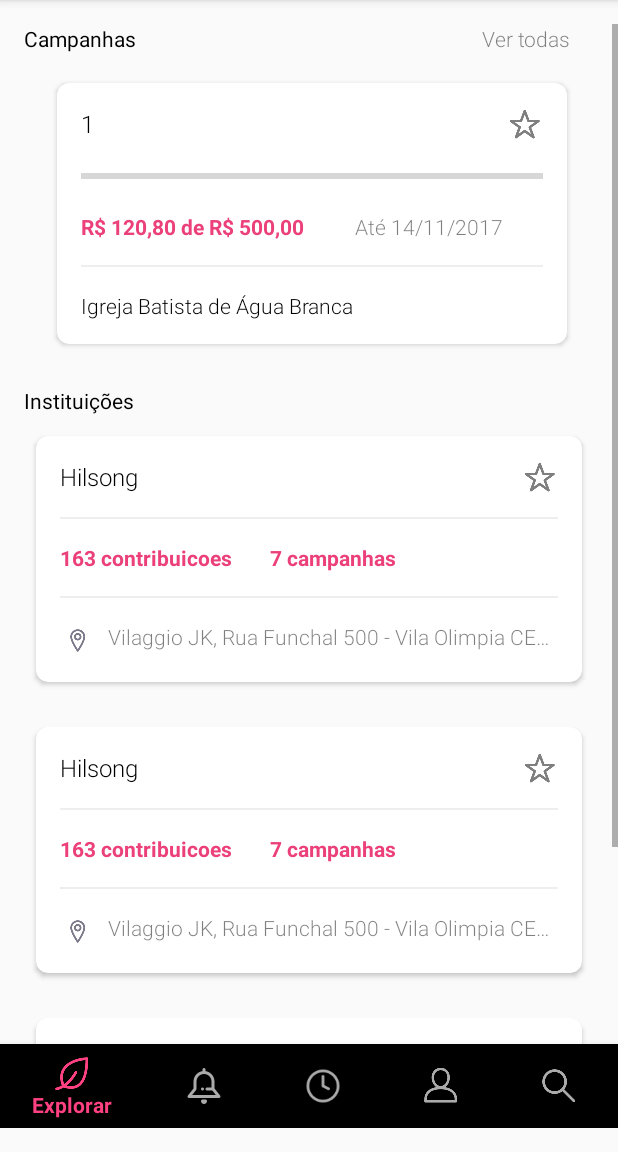
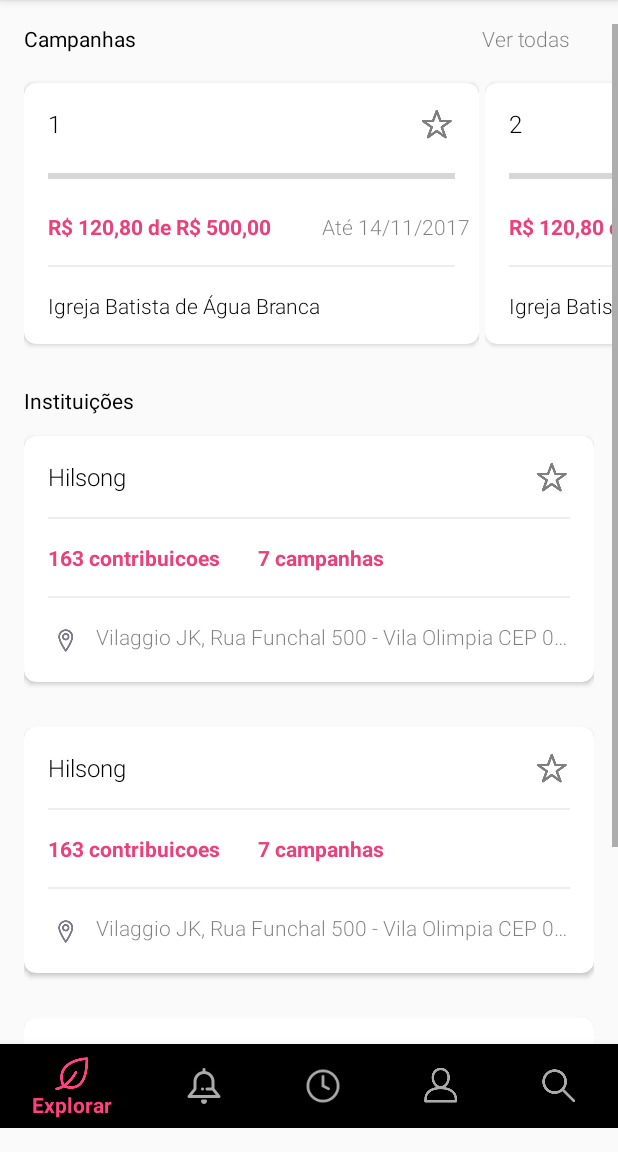
Before and after one commit to lCavazzani/MySeeds, an Android app: the ExplorerFragment screen opened directly, with no data from a screen before it, on a phone screen of 412 x 824 dp, the part 84-1236 px from its top. Run offline under Robolectric (Android 15) with nearby library versions, the phone set to English and light mode, and no system bars.

Commit message:
horizontal scroll layout fix

```diff
--- a/app/src/main/java/megaleios/com/myseeds/Domains/Main/Fragment/ExplorerFragment.java
+++ b/app/src/main/java/megaleios/com/myseeds/Domains/Main/Fragment/ExplorerFragment.java
@@ -66,7 +66,7 @@ public class ExplorerFragment extends Fragment{
 //                startActivity(i);
 //            }
 //        });
-        String json = "{\"value\":[{\"id\": 1},{\"id\": 1}]}";
+        String json = "{\"value\":[{\"id\": 1},{\"id\": 2},{\"id\": 3},{\"id\": 4}]}";
 
         try {
             obj = new JSONObject(json);
--- a/app/src/main/res/layout/card_explorer.xml
+++ b/app/src/main/res/layout/card_explorer.xml
@@ -3,12 +3,12 @@
     xmlns:card_view="http://schemas.android.com/apk/res-auto"
     xmlns:tools="http://schemas.android.com/tools"
     android:orientation="vertical"
-    android:layout_width="match_parent"
+    android:layout_width="wrap_content"
     android:layout_height="match_parent">
     <android.support.v7.widget.CardView
         android:id="@+id/campanhas_list"
         android:layout_below="@+id/campanha_title"
-        android:layout_width="match_parent"
+        android:layout_width="303dp"
         android:layout_height="wrap_content"
         android:background="@color/button_material_light"
         android:foreground="?android:attr/selectableItemBackground"
@@ -19,8 +19,6 @@
         android:focusableInTouchMode="false"
         android:layout_marginTop="8dp"
         android:layout_marginBottom="4dp"
-        android:layout_marginLeft="8dp"
-        android:layout_marginRight="8dp"
         >
 
         <RelativeLayout
--- a/app/src/main/res/layout/fragment_explorer.xml
+++ b/app/src/main/res/layout/fragment_explorer.xml
@@ -13,14 +13,15 @@
         <RelativeLayout
             android:layout_width="wrap_content"
             android:layout_height="wrap_content"
-            android:layout_marginLeft="16dp"
-            android:layout_marginRight="16dp"
+
             android:layout_alignParentTop="true"
             android:layout_centerHorizontal="true">
             <RelativeLayout
                 android:layout_width="match_parent"
                 android:layout_height="wrap_content"
-                android:id="@+id/campanha_title">
+                android:id="@+id/campanha_title"
+                android:layout_marginLeft="16dp"
+                android:layout_marginRight="16dp">
                 <TextView
                     android:layout_width="wrap_content"
                     android:layout_height="wrap_content"
@@ -42,7 +43,9 @@
                     android:text="Ver todas"
                     android:layout_marginEnd="16dp"
                     android:layout_alignParentTop="true"
-                    android:layout_alignParentEnd="true" />
+                    android:layout_alignParentEnd="true"
+                    android:layout_marginLeft="16dp"
+                    android:layout_marginRight="16dp"/>
             </RelativeLayout>
 
             <!--<megaleios.com.myseeds.Components.SmoothRecyclerView-->
@@ -61,17 +64,22 @@
                 android:layout_width="match_parent"
                 android:layout_height="wrap_content"
                 android:layout_below="@+id/campanha_title"
-                android:paddingLeft="2dp"
-                android:paddingRight="2dp"
+                android:paddingLeft="4dp"
+                android:paddingRight="4dp"
                 android:stretchMode="columnWidth"
-                android:verticalSpacing="2dp"
+                android:verticalSpacing="8dp"
                 android:layout_marginTop="8dp"
                 android:layout_marginBottom="4dp"
-                android:layout_marginLeft="8dp"
-                android:layout_marginRight="8dp"/>
-
+                android:layout_marginStart="8dp"
+  />
+<RelativeLayout
+    android:layout_width="match_parent"
+    android:layout_height="match_parent"
+    android:layout_below="@+id/campanhas_list"
+    android:layout_marginLeft="16dp"
+    android:layout_marginRight="16dp"
+    >
             <TextView
-                android:layout_below="@+id/campanhas_list"
                 android:layout_width="wrap_content"
                 android:layout_height="wrap_content"
                 android:textSize="14sp"
@@ -93,10 +101,7 @@
                 android:clickable="false"
                 android:focusable="false"
                 android:focusableInTouchMode="false"
-                android:layout_marginLeft="8dp"
-
                 android:layout_below="@+id/instituicao_title"
-                android:layout_alignEnd="@+id/campanhas_list"
                 android:layout_marginTop="14dp"
                 android:layout_marginBottom="16dp"
                 >
@@ -213,10 +218,8 @@
                 android:clickable="false"
                 android:focusable="false"
                 android:focusableInTouchMode="false"
-                android:layout_marginLeft="8dp"
 
                 android:layout_below="@+id/instituicao_list"
-                android:layout_alignEnd="@+id/campanhas_list"
                 android:layout_marginTop="14dp"
                 android:layout_marginBottom="16dp"
                 >
@@ -317,7 +320,6 @@
                         android:layout_below="@+id/divider_title22"
 
                         android:layout_toEndOf="@+id/imageView2" />
-
                 </RelativeLayout>
             </android.support.v7.widget.CardView>
             <android.support.v7.widget.CardView
@@ -331,10 +333,7 @@
                 android:clickable="false"
                 android:focusable="false"
                 android:focusableInTouchMode="false"
-                android:layout_marginLeft="8dp"
-
                 android:layout_below="@+id/instituicao_list2"
-                android:layout_alignEnd="@+id/campanhas_list"
                 android:layout_marginTop="14dp"
                 android:layout_marginBottom="16dp"
                 >
@@ -438,6 +437,7 @@
 
                 </RelativeLayout>
             </android.support.v7.widget.CardView>
+            </RelativeLayout>
         </RelativeLayout>
     </ScrollView>
 </RelativeLayout>
```
